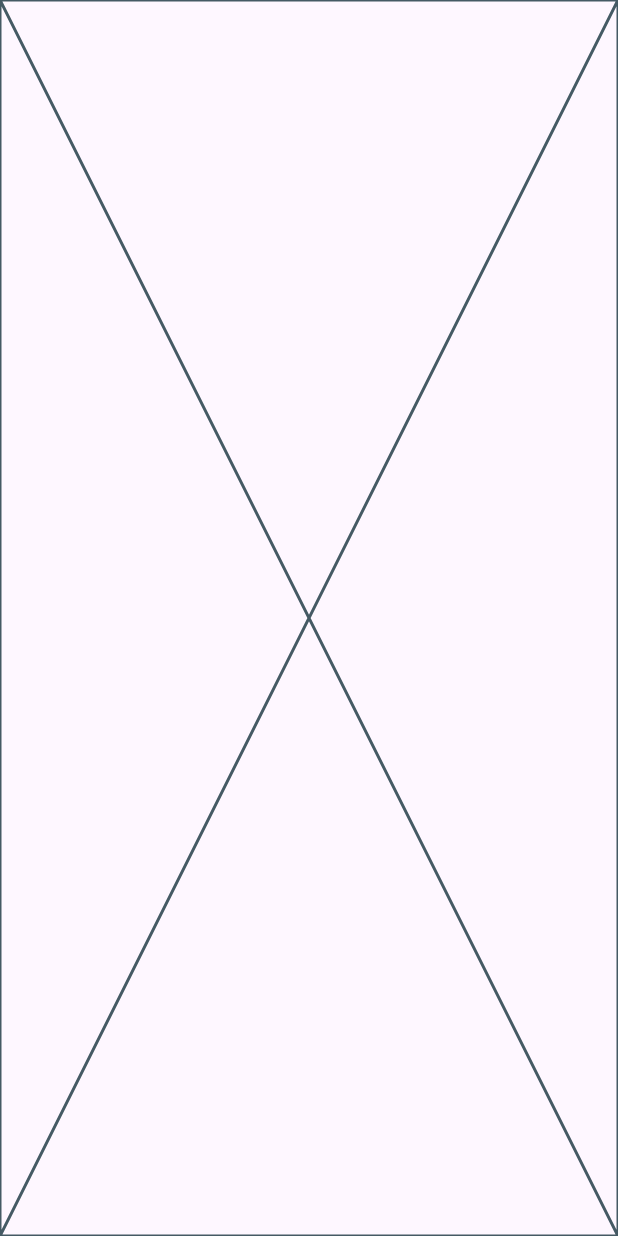
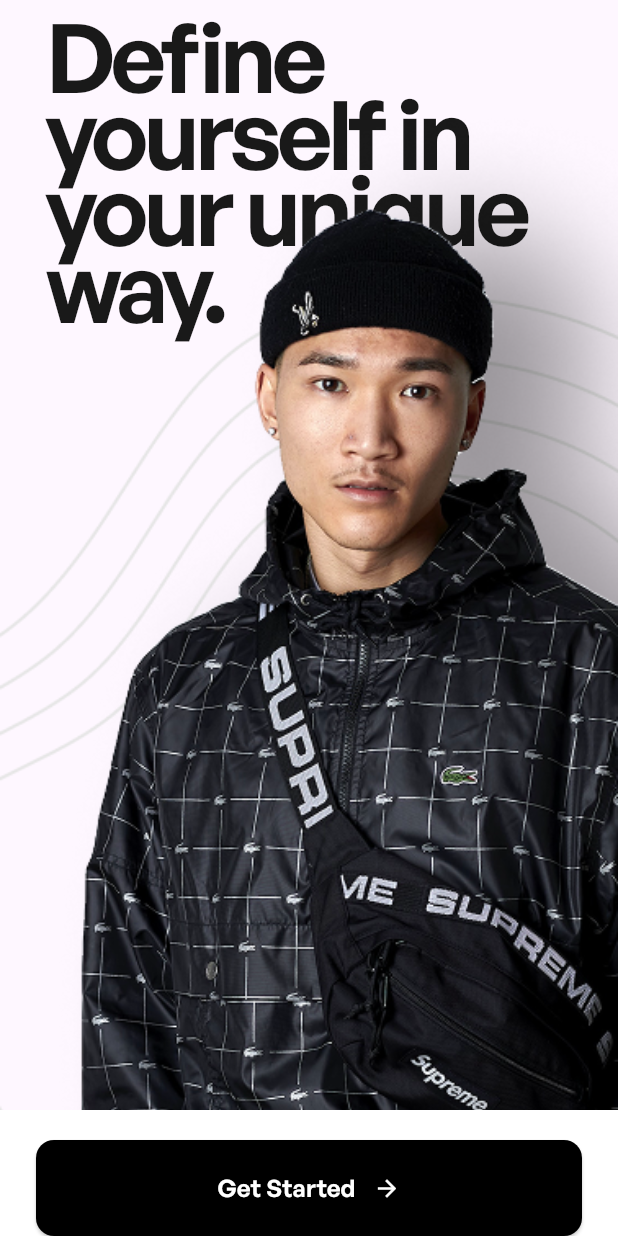
Before and after one commit to SalahYasser/plus_store, a Flutter app: the screen it shows after launch, on a phone screen of 412 x 824 dp. Run offline on Flutter 3.47's test engine with Material 3 defaults, Android fonts, the light colour scheme and no system bars.

Commit message:
on boarding view done

```diff
--- a/lib/features/on_boarding/presentation/views/on_boarding_view.dart
+++ b/lib/features/on_boarding/presentation/views/on_boarding_view.dart
@@ -7,7 +7,7 @@
   @override
   Widget build(BuildContext context) {
     return const Scaffold(
-      body: OnBoardingViewBody(),
+      body: SafeArea(child: OnBoardingViewBody()),
     );
   }
 }
--- a/lib/features/on_boarding/presentation/views/widgets/on_boarding_view_body.dart
+++ b/lib/features/on_boarding/presentation/views/widgets/on_boarding_view_body.dart
@@ -1,10 +1,99 @@
 import 'package:flutter/material.dart';
+import 'package:plus_store/core/routes/routes.dart';
 
 class OnBoardingViewBody extends StatelessWidget {
   const OnBoardingViewBody({super.key});
 
   @override
   Widget build(BuildContext context) {
-    return const Placeholder();
+
+    final size = MediaQuery.of(context).size;
+
+    return Stack(
+      children: [
+        Positioned.fill(
+          top: 50,
+          child: Image.asset(
+            'assets/images/Element_reverse.png',
+            fit: BoxFit.fitWidth,
+            alignment: Alignment.topCenter,
+          ),
+        ),
+
+        Positioned(
+          top: 12,
+          left: 32,
+          child: SizedBox(
+            width: 324,
+            child: Text(
+              'Define yourself in your unique way.',
+              style: TextStyle(
+                color: Color(0xFF191919),
+                fontSize: 64,
+                fontFamily: 'General Sans',
+                fontWeight: FontWeight.w600,
+                height: 0.80,
+                letterSpacing: -3.20,
+              ),
+            ),
+          ),
+        ),
+
+        Positioned(
+          top: 20,
+          left: 0,
+          right: 0,
+          child: Image.asset(
+            'assets/images/human.png',
+            width: size.width,
+            fit: BoxFit.cover,
+          ),
+        ),
+
+        Positioned(
+          bottom: 0,
+          left: 0,
+          right: 0,
+          child: Container(
+            padding: const EdgeInsets.only(top: 20, left: 24, right: 24),
+            decoration: const BoxDecoration(
+              color: Colors.white,
+            ),
+            child: SizedBox(
+              height: 64,
+              width: double.infinity,
+              child: ElevatedButton(
+                onPressed: () {
+                  Navigator.pushReplacementNamed(context, Routes.loginView);
+                },
+                style: ElevatedButton.styleFrom(
+                  backgroundColor: Colors.black,
+                  shape: RoundedRectangleBorder(
+                    borderRadius: BorderRadius.circular(12),
+                  ),
+                ),
+                child: Row(
+                  mainAxisAlignment: MainAxisAlignment.center,
+                  children: const [
+                    Text(
+                      'Get Started',
+                      style: TextStyle(
+                        color: Colors.white,
+                        fontSize: 16,
+                        fontFamily: 'General Sans',
+                        fontWeight: FontWeight.w500,
+                        height: 1.40,
+                      ),
+                    ),
+                    SizedBox(width: 12),
+                    Icon(Icons.arrow_forward, color: Colors.white),
+                  ],
+                ),
+              ),
+            ),
+          ),
+        ),
+      ],
+    );
   }
 }
```
